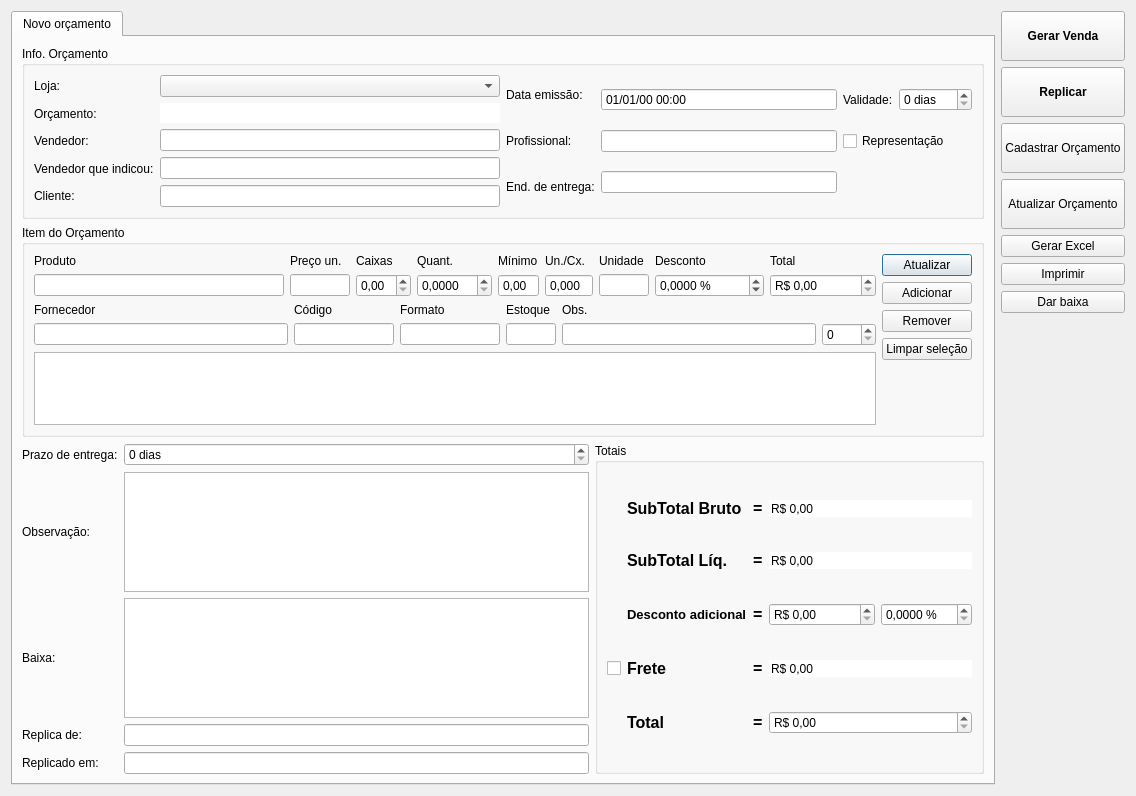
Qt form ui/orcamento.ui (lellisls/ERP-STACCATO) before a commit.
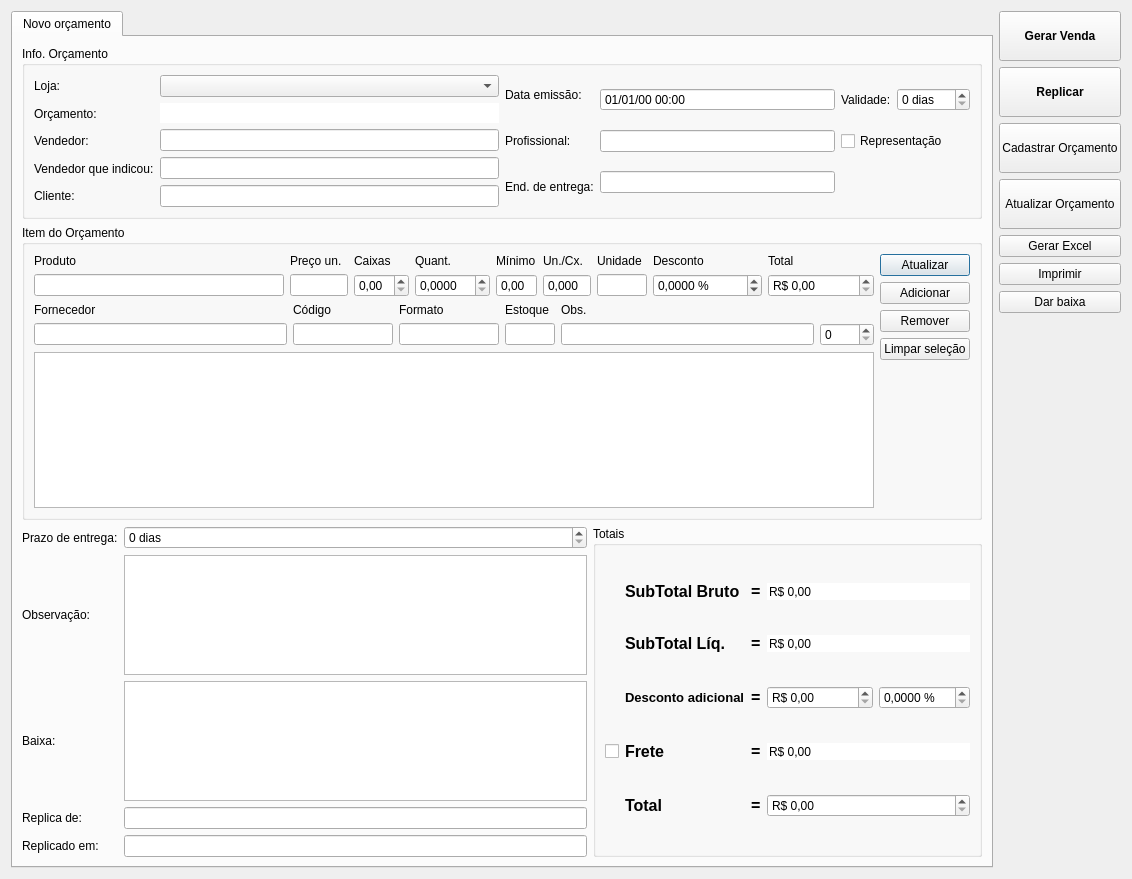
The same form after that commit. Custom widgets are drawn as their Qt base class.

What changed in the file:
```diff
--- a/ui/orcamento.ui
+++ b/ui/orcamento.ui
@@ -9,8 +9,8 @@
    <rect>
     <x>0</x>
     <y>0</y>
-    <width>1136</width>
-    <height>796</height>
+    <width>1132</width>
+    <height>879</height>
    </rect>
   </property>
   <property name="windowTitle">
```
Left out of the diff: 2 changed lines with no effect on the pictures.
